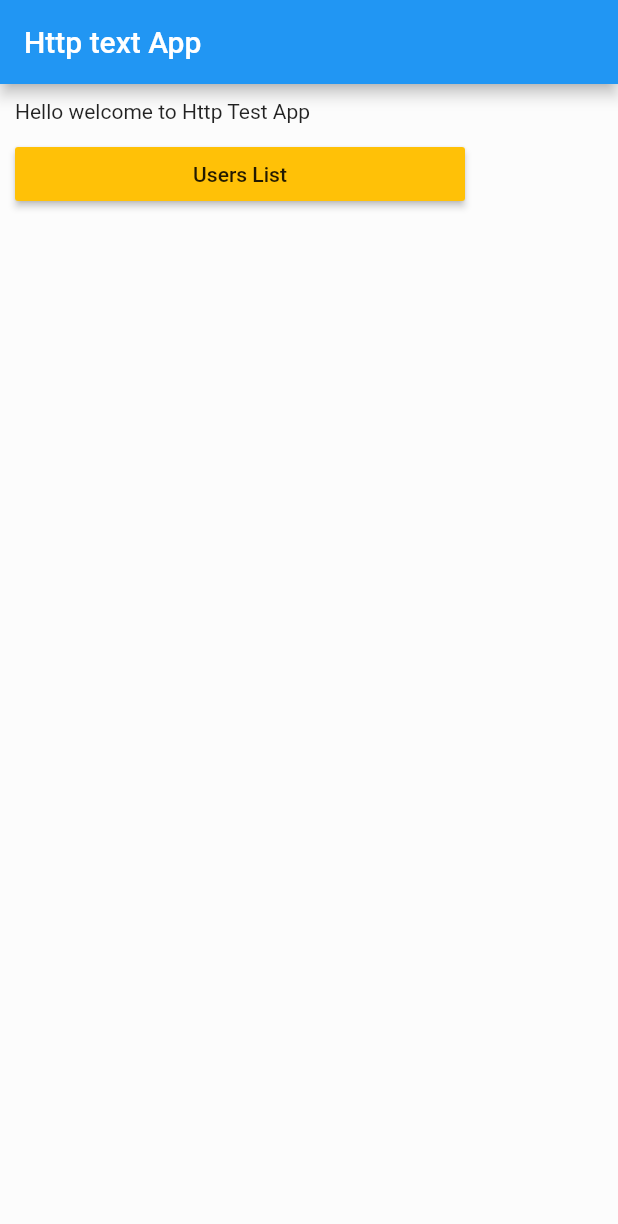
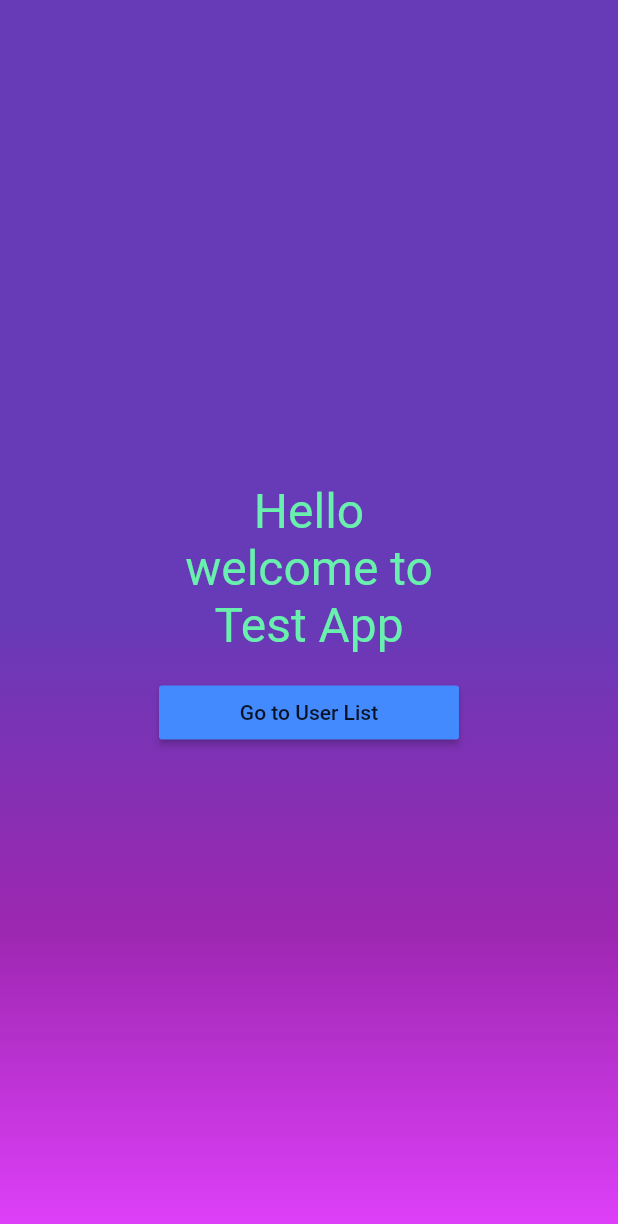
Before and after one commit to INI75/http_practice_app, a Flutter app: the screen it shows after launch, on a phone screen of 412 x 824 dp. Shown: the top 1224 px of the screen. Run offline on Flutter 3.47's test engine with Material 2 defaults, Android fonts, the phone set to English and light mode, and no system bars; our stand-ins replace connectivity_plus; network calls fail.

```diff
--- /dev/null
+++ b/lib/helpers/text_styles.dart
@@ -0,0 +1,16 @@
+import 'package:flutter/material.dart';
+
+class AppTextStyles {
+  static const basic = TextStyle(
+    fontSize: 14,
+    color: Colors.greenAccent,
+  );
+  static const button = TextStyle(
+    fontSize: 14,
+    color: Colors.white,
+  );
+  static const big = TextStyle(
+    fontSize: 32,
+    color: Colors.greenAccent,
+  );
+}
--- a/lib/main.dart
+++ b/lib/main.dart
@@ -24,9 +24,6 @@ class MyApp extends StatelessWidget {
     return MaterialApp(
       title: 'Flutter Demo',
       debugShowCheckedModeBanner: false,
-      theme: ThemeData(
-        primarySwatch: Colors.blue,
-      ),
       home: const WelcomePage(),
       routes: {
         UserDisplay.routeName: (context) => const UserDisplay(),
--- a/lib/provider/ablum_provider.dart
+++ b/lib/provider/ablum_provider.dart
@@ -13,4 +13,8 @@ class AblumProvider extends ChangeNotifier {
     _ablumList = await baseClientService.fetchAbumList();
     notifyListeners();
   }
+
+  ///
+  ///
+
 }
--- a/lib/provider/user_provider.dart
+++ b/lib/provider/user_provider.dart
@@ -15,6 +15,7 @@ class UsersProvider extends ChangeNotifier {
 
   Future<User?> userDetail(String section) async {
     User? userDetail = await services.fetchUserDetail(api: section);
+
     notifyListeners();
     return userDetail;
   }
--- a/lib/screens/welcome_page.dart
+++ b/lib/screens/welcome_page.dart
@@ -1,4 +1,5 @@
 import 'package:flutter/material.dart';
+import 'package:http_practice_app/helpers/text_styles.dart';
 import 'package:http_practice_app/provider/ablum_provider.dart';
 import 'package:http_practice_app/provider/todo_provider.dart';
 import 'package:http_practice_app/provider/user_provider.dart';
@@ -27,29 +28,38 @@ class _WelcomePageState extends State<WelcomePage> {
   Widget build(BuildContext context) {
     final media = MediaQuery.of(context).size;
 
-    return Scaffold(
-        appBar: AppBar(
-          title: const Text('Http text App'),
+    return Container(
+      padding: const EdgeInsets.only(top: 20, left: 18, right: 18),
+      decoration: const BoxDecoration(
+        gradient: LinearGradient(
+          colors: [Colors.deepPurple, Colors.purple, Colors.purpleAccent],
+          begin: Alignment.center,
+          end: Alignment.bottomCenter,
         ),
-        body: Container(
-          width: media.width,
-          height: media.height,
-          color: Colors.white38,
-          padding: const EdgeInsets.all(10),
-          child:
-              Column(crossAxisAlignment: CrossAxisAlignment.start,
+      ),
+      child: Scaffold(
+          backgroundColor: Colors.transparent,
+          body: Center(
+            child: SizedBox(
+              width: 200,
+              height: 200,
+              child: Column(
+                  crossAxisAlignment: CrossAxisAlignment.start,
                   children: [
-            const Text('Hello welcome to Http Test App '),
-            const SizedBox(height: 10),
+                    const Text('Hello welcome to Test App',
+                        textAlign: TextAlign.center, style: AppTextStyles.big),
+                    const SizedBox(height: 15),
                     MaterialButton(
                       onPressed: () {
                         Navigator.pushNamed(context, UserDisplay.routeName);
                       },
-              color: Colors.amber,
+                      color: Colors.blueAccent,
                       minWidth: 300,
-              child: const Text('Users List'),
+                      child: const Text('Go to User List'),
                     ),
                   ]),
-        ));
+            ),
+          )),
+    );
   }
 }
--- a/pubspec.yaml
+++ b/pubspec.yaml
@@ -38,6 +38,7 @@ dependencies:
   cupertino_icons: ^1.0.2
   http: ^0.13.5
   provider: ^6.0.5
+  connectivity_plus: ^3.0.3
 
 dev_dependencies:
   flutter_test:
```
Also changed, not shown: lib/helpers/connectivity.dart (added, +35 -0 lines), lib/screens/Users/users_screen.dart (+6 -2 lines), lib/screens/Users/single_user_profile.dart (line endings or trailing spaces), pubspec.lock, 3 other files. Lines whose indentation alone changed are shown as unchanged.
